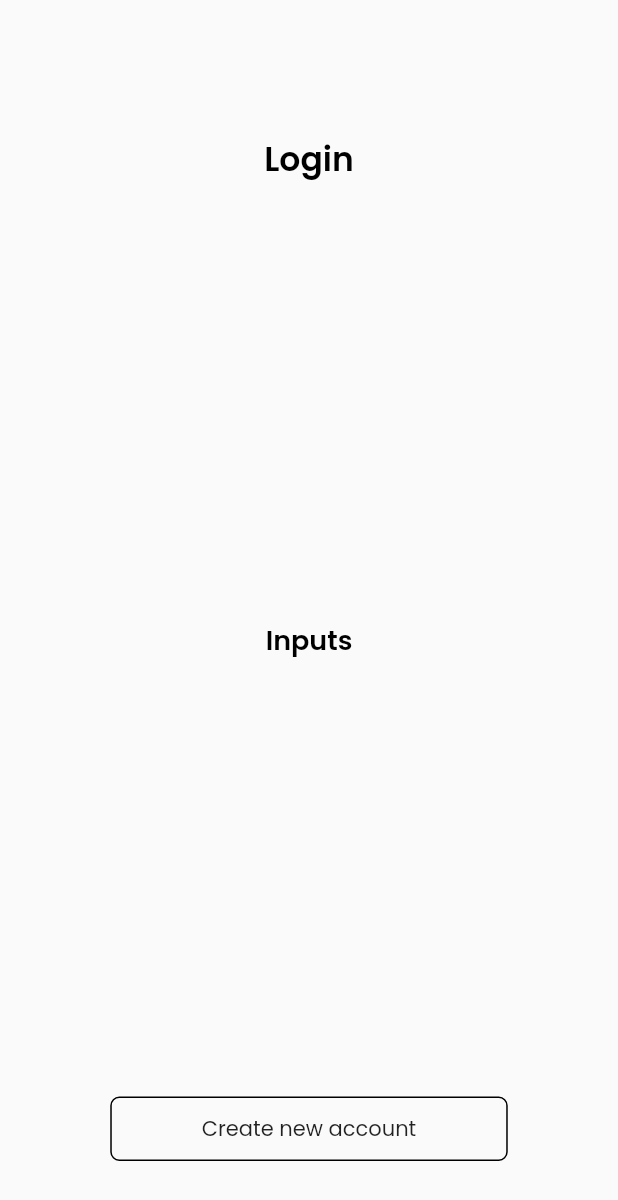
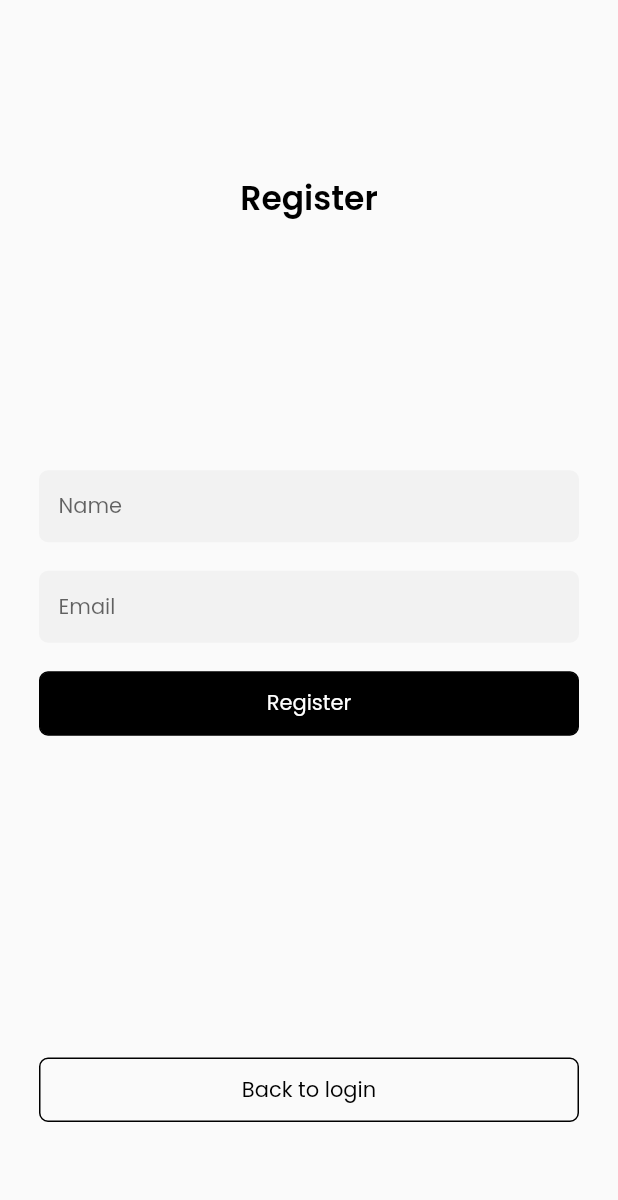
Before and after one commit to saleheen1/MobCommerce-flutter, a Flutter app: the screen it shows after launch, after a tap on "Create new account", on a phone screen of 412 x 824 dp. Shown: the top 1200 px of the screen. Run offline on Flutter 3.47's test engine with Material 2 defaults, Android fonts, the phone set to English and light mode, and no system bars; our stand-ins replace firebase_auth, firebase_core, get, google_fonts; accounts and stored records are empty.

Commit message:
login and register page designed

```diff
--- a/lib/main.dart
+++ b/lib/main.dart
@@ -1,7 +1,7 @@
 import 'package:flutter/material.dart';
-import 'package:firebase_core/firebase_core.dart';
 import 'package:google_fonts/google_fonts.dart';
 import 'package:mobile_seller/screens/landing.dart';
+import 'package:get/get.dart';
 
 void main() {
   runApp(MyApp());
@@ -10,7 +10,7 @@ void main() {
 class MyApp extends StatelessWidget {
   @override
   Widget build(BuildContext context) {
-    return MaterialApp(
+    return GetMaterialApp(
       debugShowCheckedModeBanner: false,
       theme: ThemeData(
         // primarySwatch: Colors.black,
--- a/lib/screens/login.dart
+++ b/lib/screens/login.dart
@@ -1,6 +1,9 @@
 import 'package:flutter/material.dart';
+import 'package:mobile_seller/screens/register.dart';
 import 'package:mobile_seller/widgets/constants.dart';
 import 'package:mobile_seller/widgets/customBtn.dart';
+import 'package:mobile_seller/widgets/customInput.dart';
+import 'package:get/get.dart';
 
 class LoginPage extends StatefulWidget {
   @override
@@ -12,6 +15,8 @@ class _LoginPageState extends State<LoginPage> {
   Widget build(BuildContext context) {
     return Scaffold(
       body: SafeArea(
+        child: Padding(
+          padding: const EdgeInsets.all(26.0),
           child: Center(
             child: Container(
                 child: Column(
@@ -24,20 +29,34 @@ class _LoginPageState extends State<LoginPage> {
                     style: Constants.bigHeading,
                   ),
                 ),
-              Text(
-                "Inputs",
-                style: Constants.regularHeading,
+                Column(
+                  children: [
+                    CustomInput(
+                      hintText: "Name",
+                    ),
+                    CustomInput(
+                      hintText: "Email",
+                    ),
+                    CustomButton(
+                      text: "Login",
+                      onPressed: () {
+                        print("button clicked");
+                      },
+                      outlineBtn: false,
+                    ),
+                  ],
                 ),
                 CustomButton(
                   text: "Create new account",
                   onPressed: () {
-                  print("button clicked");
+                    Get.to(RegisterPage());
                   },
                 ),
               ],
             )),
           ),
         ),
+      ),
     );
   }
 }
--- /dev/null
+++ b/lib/screens/register.dart
@@ -0,0 +1,52 @@
+import 'package:flutter/material.dart';
+import 'package:mobile_seller/widgets/constants.dart';
+import 'package:mobile_seller/widgets/customBtn.dart';
+import 'package:mobile_seller/widgets/customInput.dart';
+import 'package:get/get.dart';
+
+class RegisterPage extends StatelessWidget {
+  @override
+  Widget build(BuildContext context) {
+    return Scaffold(
+        body: SafeArea(
+      child: Padding(
+        padding: const EdgeInsets.all(26.0),
+        child: Center(
+          child: Container(
+              child: Column(
+            mainAxisAlignment: MainAxisAlignment.spaceBetween,
+            children: [
+              Padding(
+                padding: const EdgeInsets.only(top: 90),
+                child: Text("Register", style: Constants.bigHeading),
+              ),
+              Column(
+                children: [
+                  CustomInput(
+                    hintText: "Name",
+                  ),
+                  CustomInput(
+                    hintText: "Email",
+                  ),
+                  CustomButton(
+                    text: "Register",
+                    onPressed: () {
+                      print("button clicked");
+                    },
+                    outlineBtn: false,
+                  ),
+                ],
+              ),
+              CustomButton(
+                text: "Back to login",
+                onPressed: () {
+                  Get.back();
+                },
+              ),
+            ],
+          )),
+        ),
+      ),
+    ));
+  }
+}
--- a/lib/widgets/customBtn.dart
+++ b/lib/widgets/customBtn.dart
@@ -6,23 +6,37 @@ class CustomButton extends StatelessWidget {
   final Function onPressed;
   final bool outlineBtn;
 
-  const CustomButton({Key key, this.text, this.onPressed, this.outlineBtn})
+  const CustomButton(
+      {Key key, this.text, this.onPressed, this.outlineBtn = true})
       : super(key: key);
   @override
   Widget build(BuildContext context) {
-    return InkWell(
+    return Column(
+      children: [
+        InkWell(
           onTap: onPressed,
           child: Container(
+            alignment: Alignment.center,
+            width: double.infinity,
             padding: EdgeInsets.symmetric(horizontal: 60, vertical: 10),
-        margin: EdgeInsets.only(bottom: 50),
             decoration: BoxDecoration(
+                color: outlineBtn ? Colors.transparent : Constants.kPrimary,
                 border: Border.all(
                   color: Constants.kPrimary,
                   width: 1,
                 ),
                 borderRadius: BorderRadius.circular(6)),
-        child: Text(text ?? "Text"),
+            child: Text(
+              text ?? "Text",
+              style: TextStyle(
+                  color: outlineBtn ? Constants.kPrimary : Colors.white),
             ),
+          ),
+        ),
+        SizedBox(
+          height: 50,
+        )
+      ],
     );
   }
 }
--- /dev/null
+++ b/lib/widgets/customInput.dart
@@ -0,0 +1,23 @@
+import 'package:flutter/material.dart';
+import 'package:mobile_seller/widgets/constants.dart';
+
+class CustomInput extends StatelessWidget {
+  final String hintText;
+
+  const CustomInput({Key key, this.hintText}) : super(key: key);
+  @override
+  Widget build(BuildContext context) {
+    return Container(
+        margin: EdgeInsets.only(bottom: 19),
+        decoration: BoxDecoration(
+            color: Color(0xfff2f2f2), borderRadius: BorderRadius.circular(6)),
+        child: TextField(
+          style: TextStyle(fontSize: 14),
+          decoration: InputDecoration(
+              border: InputBorder.none,
+              hintText: hintText ?? "text",
+              contentPadding:
+                  EdgeInsets.symmetric(horizontal: 13, vertical: 13)),
+        ));
+  }
+}
--- a/pubspec.yaml
+++ b/pubspec.yaml
@@ -31,6 +31,7 @@ dependencies:
   firebase_core: ^0.5.0
   google_fonts: ^1.1.0
   firebase_auth: ^0.18.0+1
+  get: ^3.24.0
 
 dev_dependencies:
   flutter_test:
```
Also changed, not shown: pubspec.lock. Lines whose indentation alone changed are shown as unchanged.
